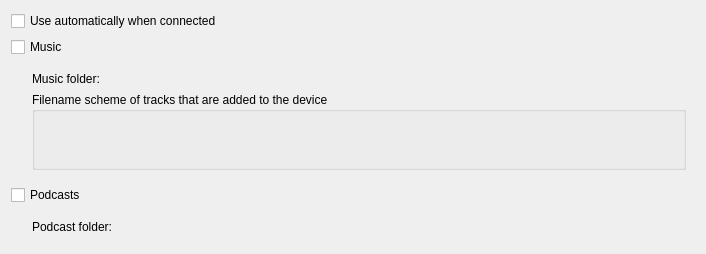
KDE/amarok, file src/core-impl/collections/umscollection/UmsConfiguration.ui: the form before one commit.
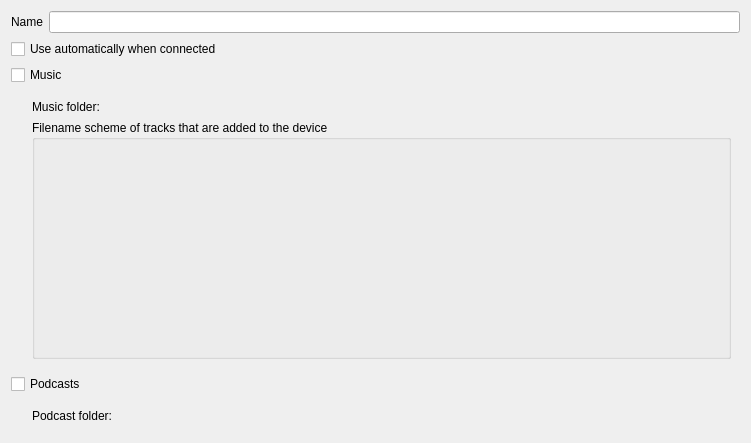
The form after the commit. Custom widgets are drawn as their Qt base class.

```diff
--- a/src/core-impl/collections/umscollection/UmsConfiguration.ui
+++ b/src/core-impl/collections/umscollection/UmsConfiguration.ui
@@ -6,8 +6,8 @@
    <rect>
     <x>0</x>
     <y>0</y>
-    <width>706</width>
-    <height>254</height>
+    <width>751</width>
+    <height>443</height>
    </rect>
   </property>
   <property name="minimumSize">
@@ -20,6 +20,20 @@
    <string>USB Mass Storage device configuration</string>
   </property>
   <layout class="QVBoxLayout" name="verticalLayout_3">
+   <item>
+    <layout class="QHBoxLayout" name="horizontalLayout_6">
+     <item>
+      <widget class="QLabel" name="label">
+       <property name="text">
+        <string>Name</string>
+       </property>
+      </widget>
+     </item>
+     <item>
+      <widget class="QLineEdit" name="m_collectionName"/>
+     </item>
+    </layout>
+   </item>
    <item>
     <layout class="QHBoxLayout" name="horizontalLayout_3">
      <item>
```
